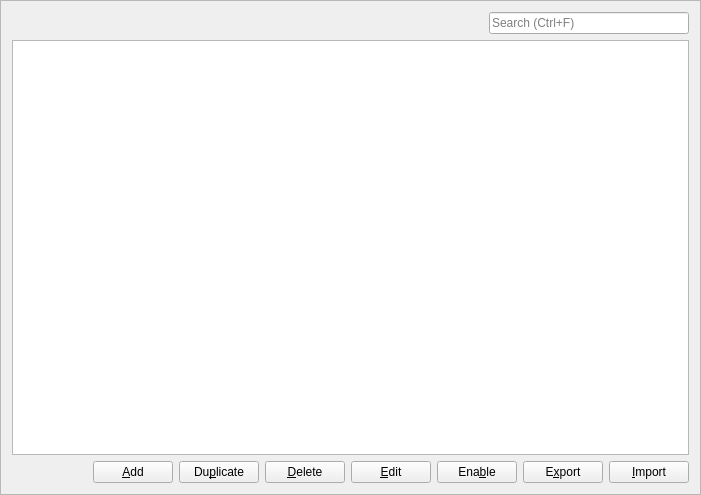
This is Combo/ComboTableFrame.ui in xmichelo/Beeftext as Qt 5 draws it before an edit. The edited form follows.
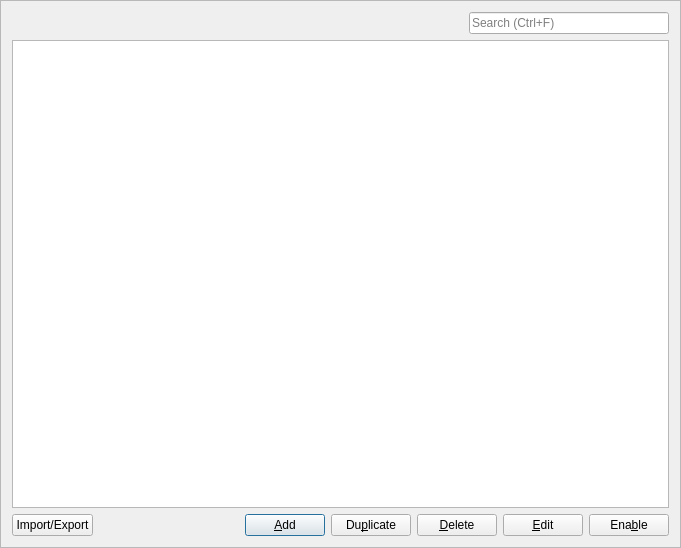
This is the edited form.

Commit message: Changed location of import/export actions.

The edit to the form file:
```diff
--- a/Combo/ComboTableFrame.ui
+++ b/Combo/ComboTableFrame.ui
@@ -6,8 +6,8 @@
    <rect>
     <x>0</x>
     <y>0</y>
-    <width>701</width>
-    <height>495</height>
+    <width>681</width>
+    <height>548</height>
    </rect>
   </property>
   <property name="windowTitle">
@@ -122,6 +122,13 @@
    </item>
    <item>
     <layout class="QHBoxLayout" name="horizontalLayout">
+     <item>
+      <widget class="QPushButton" name="buttonImportExport">
+       <property name="text">
+        <string>Import/Export</string>
+       </property>
+      </widget>
+     </item>
      <item>
       <spacer name="horizontalSpacer_3">
        <property name="orientation">
@@ -143,6 +150,9 @@
        <property name="text">
         <string>&amp;Add</string>
        </property>
+       <property name="default">
+        <bool>true</bool>
+       </property>
       </widget>
      </item>
      <item>
@@ -185,20 +195,6 @@
        </property>
       </widget>
      </item>
-     <item>
-      <widget class="QPushButton" name="buttonExportCombo">
-       <property name="text">
-        <string>E&amp;xport</string>
-       </property>
-      </widget>
-     </item>
-     <item>
-      <widget class="QPushButton" name="buttonImportCombos">
-       <property name="text">
-        <string>&amp;Import</string>
-       </property>
-      </widget>
-     </item>
     </layout>
    </item>
   </layout>
```
Left out of the diff: 67 changed lines with no effect on the pictures. The commit also changes 8 other files.
